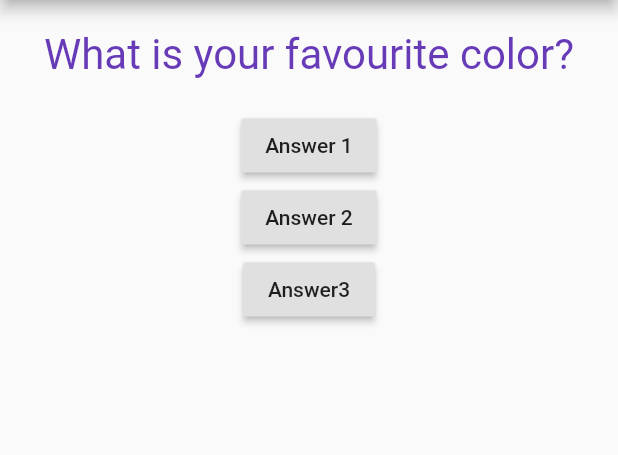
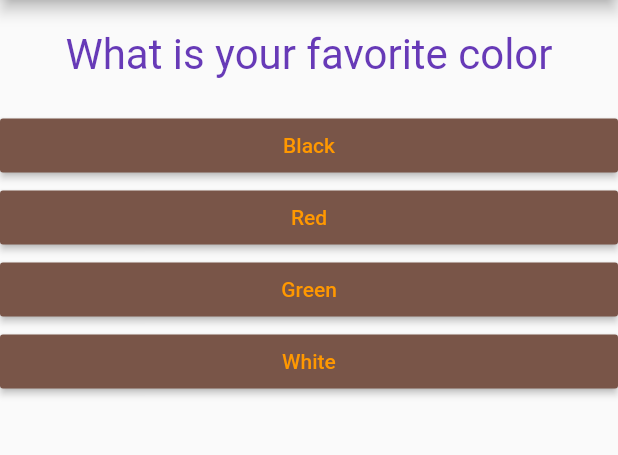
Before and after one commit to TomekLesniak/QuizApp, a Flutter app: the screen it shows after launch, on a phone screen of 412 x 824 dp, the part 84-539 px from its top. Run offline on Flutter 3.47's test engine with Material 2 defaults, Android fonts, the phone set to English and light mode, and no system bars.

Commit message:
Finished app & code refactor

```diff
--- /dev/null
+++ b/lib/answer.dart
@@ -0,0 +1,21 @@
+import 'package:flutter/material.dart';
+
+class Answer extends StatelessWidget {
+  final Function selectHandler;
+  final String answerText;
+
+  Answer(this.selectHandler, this.answerText);
+
+  @override
+  Widget build(BuildContext context) {
+    return Container(
+      width: double.infinity,
+      child: RaisedButton(
+        child: Text(answerText),
+        textColor: Colors.orange,
+        color: Colors.brown,
+        onPressed: selectHandler,
+      ),
+    );
+  }
+}
--- a/lib/main.dart
+++ b/lib/main.dart
@@ -1,7 +1,7 @@
+import 'package:QuizApp/result.dart';
 import 'package:flutter/material.dart';
 
-
-import './question.dart';
+import './quiz.dart';
 
 void main() => runApp(MyApp());
 
@@ -14,44 +14,102 @@ class MyApp extends StatefulWidget {
 
 class _MyAppState extends State<MyApp> {
   var _currentQuestionIndex = 0;
+  var _totalScore = 0;
 
-  void _answerQuestion() {
+  final questions = const [
+    {
+      'questionText': 'What is your favorite color',
+      'answers': [
+        'Black',
+        'Red',
+        'Green',
+        'White',
+      ],
+    },
+    {
+      'questionText': 'What is your favorite animal',
+      'answers': [
+        'Dog',
+        'Cat',
+        'Bird',
+        'Rabbit',
+      ],
+    },
+    {
+      'questionText': 'Who is your favourite instructor',
+      'answers': [
+        'Max',
+        'Mosh',
+        'Marcus',
+        'Michal',
+      ],
+    },
+  ];
+
+  void _answerQuestion(int score) {
+    _totalScore += score;
+
+    setState(
+      () {
+        _currentQuestionIndex++;
+      },
+    );
+    print(_currentQuestionIndex);
+  }
+
+  void _resetQuiz() {
     setState(() {
-      _currentQuestionIndex++;
+      _currentQuestionIndex = 0;
+      _totalScore = 0;
     });
-    print(_currentQuestionIndex);
   }
 
   @override
   Widget build(BuildContext context) {
-    var questions = [
-      'What is your favourite color?',
-      'What is your favoruite animal?',
+    const _questions = const [
+      {
+        'questionText': 'What is your favorite color',
+        'answers': [
+          {'text': 'Black', 'score': 10},
+          {'text': 'Red', 'score': 5},
+          {'text': 'Green', 'score': 3},
+          {'text': 'White', 'score': 1},
+        ],
+      },
+      {
+        'questionText': 'What is your favorite animal',
+        'answers': [
+          {'text': 'Dog', 'score': 1},
+          {'text': 'Cat', 'score': 3},
+          {'text': 'Bird', 'score': 10},
+          {'text': 'Rabbit', 'score': 5}
+        ],
+      },
+      {
+        'questionText': 'Who is your favourite instructor',
+        'answers': [
+          {'text': 'Max', 'score': 10},
+          {'text': 'Mosh', 'score': 1},
+          {'text': 'Marcus', 'score': 3},
+          {'text': 'Michal', 'score': 5},
+        ],
+      },
     ];
+
     return MaterialApp(
       home: Scaffold(
         appBar: AppBar(
           backgroundColor: Colors.brown,
           title: Text('Quiz App'),
         ),
-            body: Column(
-              children: [
-                Question(
-                  questions[_currentQuestionIndex],
+        body: _currentQuestionIndex < _questions.length
+            ? Quiz(
+                answerQuestion: _answerQuestion,
+                currentQuestionIndex: _currentQuestionIndex,
+                questions: _questions,
+              )
+            : Result(_totalScore, _resetQuiz),
       ),
-                RaisedButton(
-                  onPressed: _answerQuestion,
-                  child: Text('Answer 1'),
-                ),
-                RaisedButton(
-                  onPressed: _answerQuestion,
-                  child: Text('Answer 2'),
-                ),
-                RaisedButton(
-                  onPressed: _answerQuestion,
-                  child: Text('Answer3'),
-                ),
-              ],
-            )));
+    );
   }
 }
--- /dev/null
+++ b/lib/quiz.dart
@@ -0,0 +1,31 @@
+import 'package:flutter/material.dart';
+
+import './answer.dart';
+import './question.dart';
+
+class Quiz extends StatelessWidget {
+  final List<Map<String, Object>> questions;
+  final int currentQuestionIndex;
+  final Function answerQuestion;
+
+  Quiz(
+      {@required this.answerQuestion,
+      @required this.questions,
+      @required this.currentQuestionIndex});
+
+  @override
+  Widget build(BuildContext context) {
+    return Column(
+      children: [
+        Question(
+          questions[currentQuestionIndex]['questionText'],
+        ),
+        ...(questions[currentQuestionIndex]['answers']
+                as List<Map<String, Object>>)
+            .map((a) {
+          return Answer(() => answerQuestion(a['score']), a['text']);
+        }).toList()
+      ],
+    );
+  }
+}
```
Also changed, not shown: lib/result.dart (added, +45 -0 lines). Lines whose indentation alone changed are shown as unchanged.
